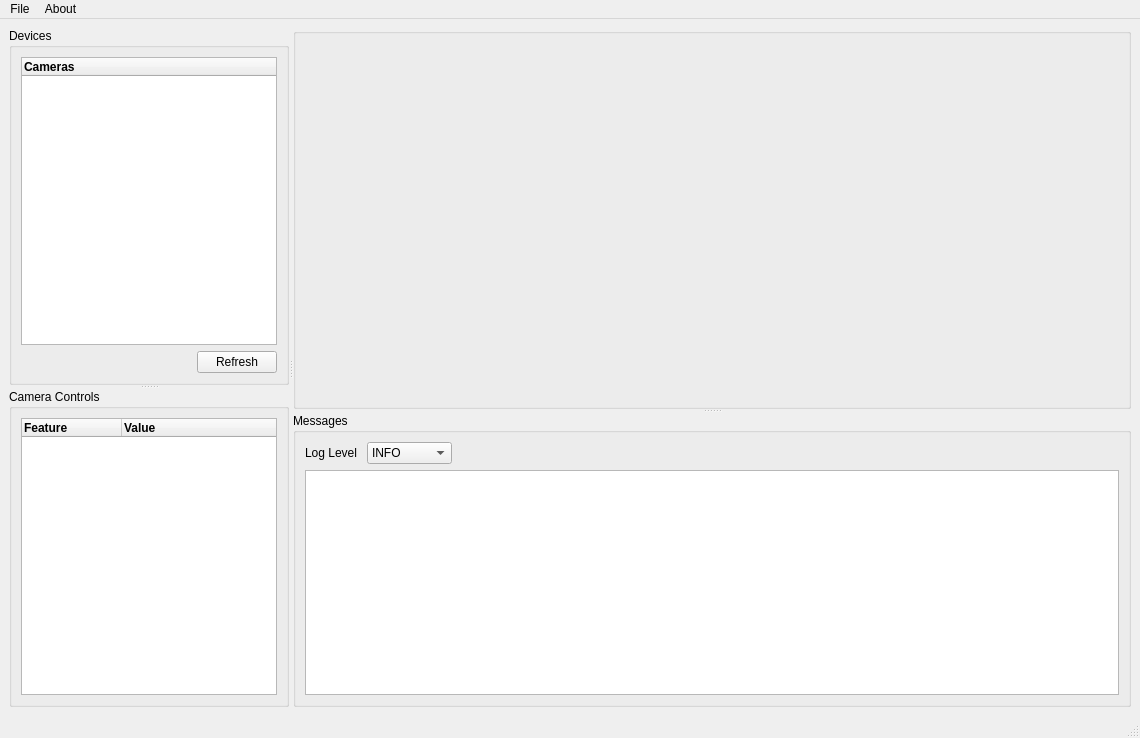
Above: homescreen.ui from ShreeshaN/USoundApp before the change. Below: the same form after it.
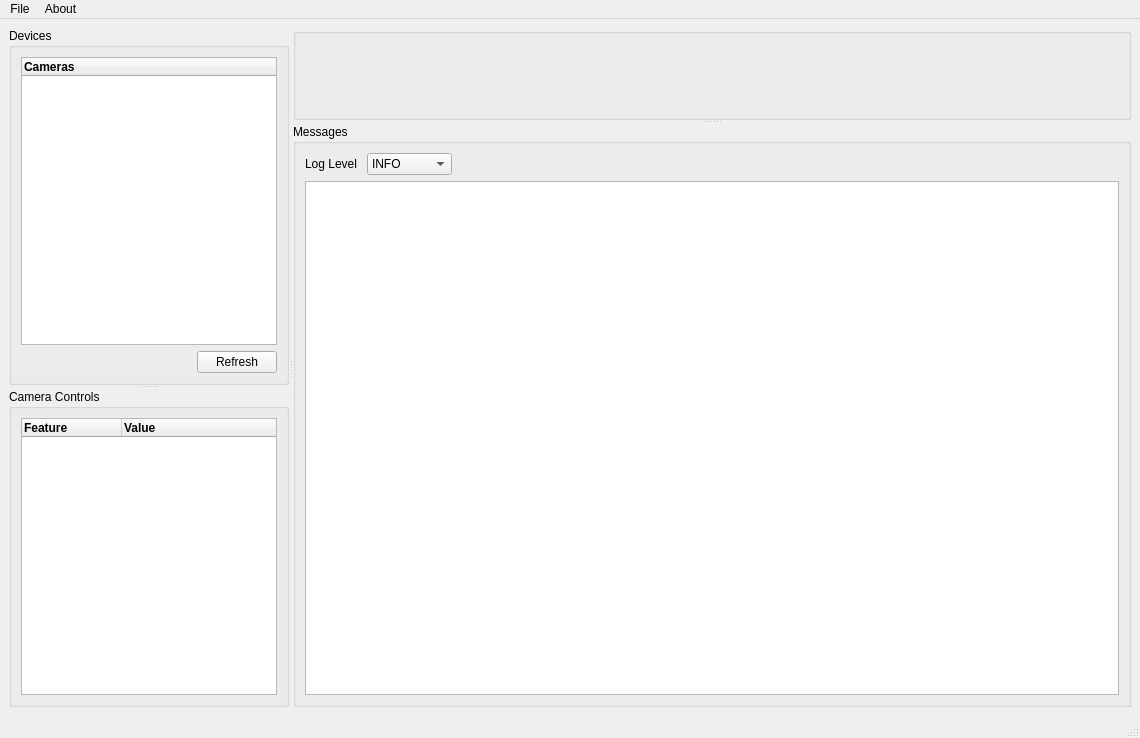
That is the form after the change. Icons and pictures are not drawn.

Patch:
```diff
--- a/homescreen.ui
+++ b/homescreen.ui
@@ -155,6 +155,12 @@
           <verstretch>0</verstretch>
          </sizepolicy>
         </property>
+        <property name="maximumSize">
+         <size>
+          <width>16777215</width>
+          <height>140</height>
+         </size>
+        </property>
         <property name="title">
          <string/>
         </property>
@@ -164,10 +170,13 @@
            <property name="orientation">
             <enum>Qt::Vertical</enum>
            </property>
+           <property name="sizeType">
+            <enum>QSizePolicy::Fixed</enum>
+           </property>
            <property name="sizeHint" stdset="0">
             <size>
-             <width>20</width>
-             <height>121</height>
+             <width>0</width>
+             <height>0</height>
             </size>
            </property>
           </spacer>
@@ -226,10 +235,13 @@
            <property name="orientation">
             <enum>Qt::Vertical</enum>
            </property>
+           <property name="sizeType">
+            <enum>QSizePolicy::Fixed</enum>
+           </property>
            <property name="sizeHint" stdset="0">
             <size>
-             <width>20</width>
-             <height>176</height>
+             <width>0</width>
+             <height>0</height>
             </size>
            </property>
           </spacer>
@@ -240,6 +252,9 @@
         <zorder>label</zorder>
        </widget>
        <widget class="QGroupBox" name="groupBox">
+        <property name="enabled">
+         <bool>true</bool>
+        </property>
         <property name="sizePolicy">
          <sizepolicy hsizetype="Expanding" vsizetype="Expanding">
           <horstretch>0</horstretch>
```
Left out of the diff: 2 changed lines with no effect on the pictures.
